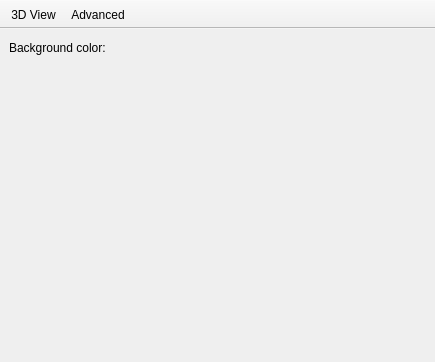
openscad/openscad, file Preferences.ui: the form before one commit.
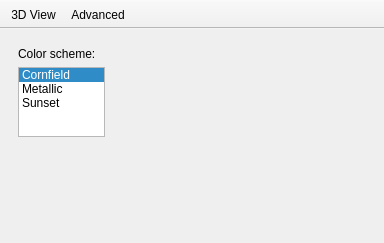
The form after the commit. Icons and pictures are not drawn.

Commit message: Added first mockup of a color scheme chooser

```diff
--- a/Preferences.ui
+++ b/Preferences.ui
@@ -6,8 +6,8 @@
    <rect>
     <x>0</x>
     <y>0</y>
-    <width>435</width>
-    <height>362</height>
+    <width>384</width>
+    <height>243</height>
    </rect>
   </property>
   <property name="windowTitle">
@@ -24,18 +24,44 @@
        <number>0</number>
       </property>
       <widget class="QWidget" name="page3DView">
-       <layout class="QVBoxLayout" name="verticalLayout_2">
-        <property name="margin">
-         <number>0</number>
-        </property>
+       <layout class="QVBoxLayout" name="verticalLayout_4">
         <item>
-         <layout class="QHBoxLayout" name="horizontalLayout">
+         <layout class="QHBoxLayout" name="horizontalLayout" stretch="1,3">
           <item>
-           <widget class="QLabel" name="label">
-            <property name="text">
-             <string>Background color:</string>
-            </property>
-           </widget>
+           <layout class="QVBoxLayout" name="verticalLayout_2">
+            <item>
+             <widget class="QLabel" name="label">
+              <property name="text">
+               <string>Color scheme:</string>
+              </property>
+             </widget>
+            </item>
+            <item>
+             <widget class="QListWidget" name="colorSchemeChooser">
+              <property name="alternatingRowColors">
+               <bool>false</bool>
+              </property>
+              <property name="currentRow">
+               <number>0</number>
+              </property>
+              <item>
+               <property name="text">
+                <string>Cornfield</string>
+               </property>
+              </item>
+              <item>
+               <property name="text">
+                <string>Metallic</string>
+               </property>
+              </item>
+              <item>
+               <property name="text">
+                <string>Sunset</string>
+               </property>
+              </item>
+             </widget>
+            </item>
+           </layout>
           </item>
           <item>
            <spacer name="horizontalSpacer">
@@ -60,7 +86,7 @@
           <property name="sizeHint" stdset="0">
            <size>
             <width>20</width>
-            <height>241</height>
+            <height>645</height>
            </size>
           </property>
          </spacer>
```
Left out of the diff: 3 changed lines with no effect on the pictures. The commit also changes 8 other files.
